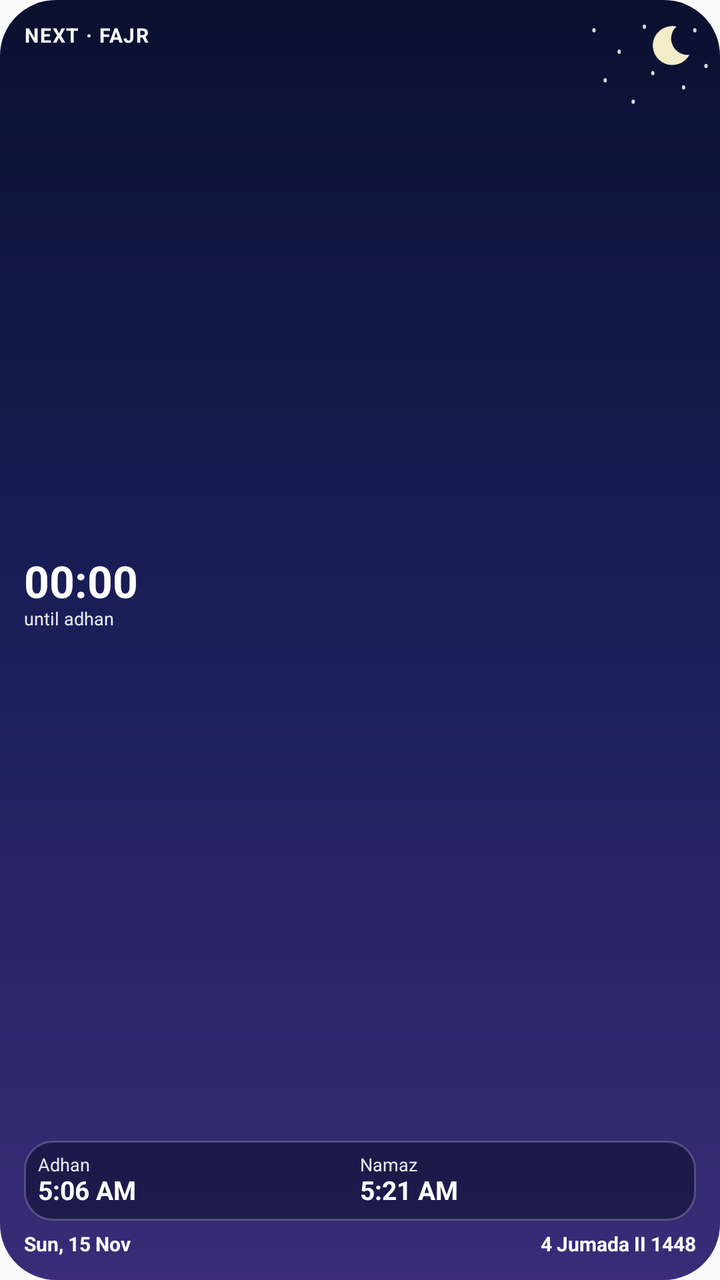
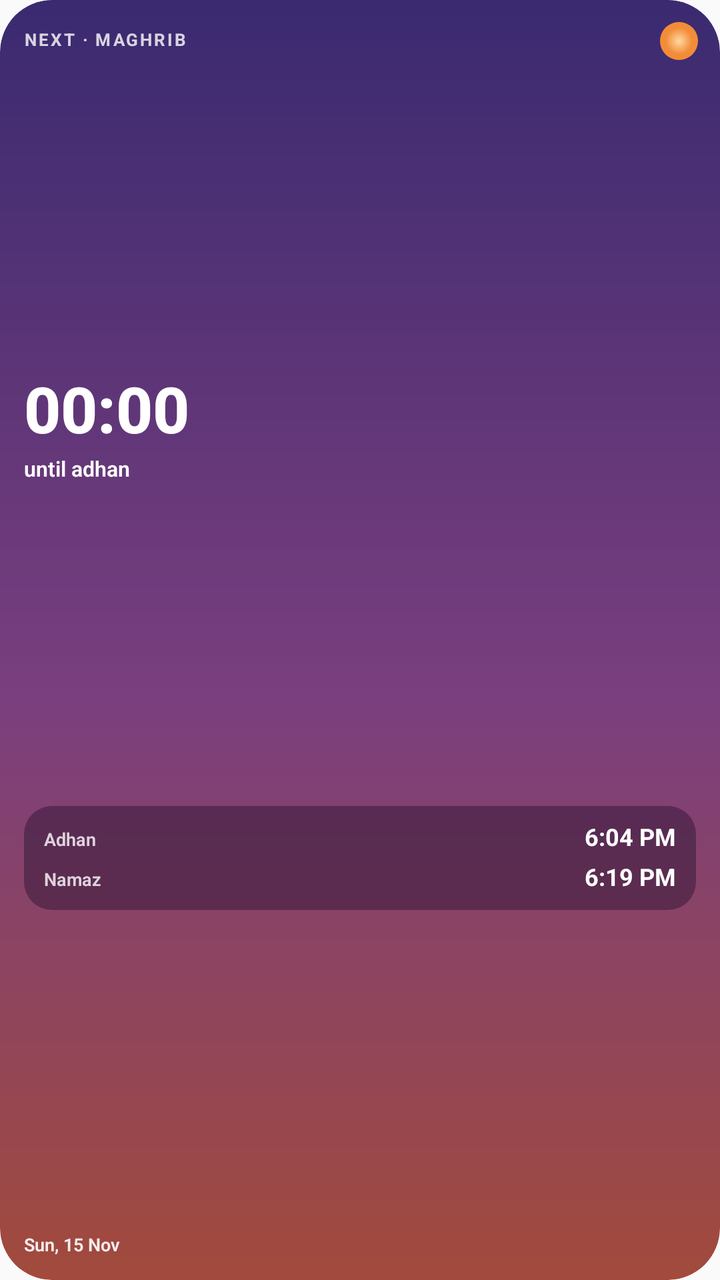

The first picture is an Android layout as it rendered before a commit; the second is the same layout after the commit. The layout source and the unified diff follow.
<!-- AndroidManifest.xml: application theme Theme.PrayerReminder -->
<!-- res/layout/widget_small.xml -->
<?xml version="1.0" encoding="utf-8"?>
<FrameLayout xmlns:android="http://schemas.android.com/apk/res/android" xmlns:tools="http://schemas.android.com/tools"
    android:id="@+id/root" android:layout_width="match_parent" android:layout_height="match_parent"
    tools:ignore="SpUsage,HardcodedText">
<ImageView android:id="@+id/sky_bg" android:layout_width="match_parent" android:layout_height="match_parent" android:scaleType="fitXY" android:src="@drawable/sky_night" android:importantForAccessibility="no" />
<ImageView android:id="@+id/sky_stars" android:layout_width="70dp" android:layout_height="50dp" android:layout_gravity="top|end" android:layout_marginTop="8dp" android:scaleType="fitXY" android:src="@drawable/ic_stars" android:importantForAccessibility="no" />
<ImageView android:id="@+id/sky_body" android:layout_width="26dp" android:layout_height="26dp" android:layout_gravity="top|end" android:layout_marginTop="10dp" android:layout_marginEnd="12dp" android:src="@drawable/ic_moon" android:importantForAccessibility="no" />
<LinearLayout android:layout_width="match_parent" android:layout_height="match_parent" android:orientation="vertical" android:padding="12dp" >
<TextView android:id="@+id/next_label" android:layout_width="match_parent" android:layout_height="wrap_content" android:text="NEXT · FAJR" android:textColor="#FFFFFF" android:textSize="10dp" android:includeFontPadding="false" android:maxLines="1" android:ellipsize="end" android:textStyle="bold" android:textAllCaps="true" android:letterSpacing="0.06" android:autoSizeTextType="uniform" android:autoSizeMinTextSize="8dp" android:autoSizeMaxTextSize="10dp" android:autoSizeStepGranularity="1dp" android:layout_marginEnd="34dp"/>
<FrameLayout android:layout_width="match_parent" android:layout_height="0dp" android:layout_weight="1" />
<Chronometer android:id="@+id/countdown" android:layout_width="match_parent" android:layout_height="wrap_content" android:text="2:14:05" android:textColor="#FFFFFF" android:textSize="22dp" android:includeFontPadding="false" android:maxLines="1" android:ellipsize="end" android:textStyle="bold" android:autoSizeTextType="uniform" android:autoSizeMinTextSize="13dp" android:autoSizeMaxTextSize="22dp" android:autoSizeStepGranularity="1dp" />
<TextView android:id="@+id/until_label" android:layout_width="match_parent" android:layout_height="wrap_content" android:text="until adhan" android:textColor="#E6FFFFFF" android:textSize="9dp" android:includeFontPadding="false" android:maxLines="1" android:ellipsize="end" />
<FrameLayout android:layout_width="match_parent" android:layout_height="0dp" android:layout_weight="1" />
<LinearLayout android:layout_width="match_parent" android:layout_height="wrap_content" android:orientation="horizontal" android:background="@drawable/bg_glass" android:padding="7dp" >
<LinearLayout android:layout_width="0dp" android:layout_height="wrap_content" android:orientation="vertical" android:layout_weight="1" >
<TextView android:id="@+id/adhan_label" android:layout_width="wrap_content" android:layout_height="wrap_content" android:text="Adhan" android:textColor="#E6FFFFFF" android:textSize="9dp" android:includeFontPadding="false" android:maxLines="1" android:ellipsize="end" />
<TextView android:id="@+id/adhan_time" android:layout_width="wrap_content" android:layout_height="wrap_content" android:text="5:06 AM" android:textColor="#FFFFFF" android:textSize="13dp" android:includeFontPadding="false" android:maxLines="1" android:ellipsize="end" android:textStyle="bold" android:autoSizeTextType="uniform" android:autoSizeMinTextSize="9dp" android:autoSizeMaxTextSize="13dp" android:autoSizeStepGranularity="1dp" />
</LinearLayout>
<LinearLayout android:layout_width="0dp" android:layout_height="wrap_content" android:orientation="vertical" android:layout_weight="1" >
<TextView android:id="@+id/namaz_label" android:layout_width="wrap_content" android:layout_height="wrap_content" android:text="Namaz" android:textColor="#E6FFFFFF" android:textSize="9dp" android:includeFontPadding="false" android:maxLines="1" android:ellipsize="end" />
<TextView android:id="@+id/namaz_time" android:layout_width="wrap_content" android:layout_height="wrap_content" android:text="5:21 AM" android:textColor="#FFFFFF" android:textSize="13dp" android:includeFontPadding="false" android:maxLines="1" android:ellipsize="end" android:textStyle="bold" android:autoSizeTextType="uniform" android:autoSizeMinTextSize="9dp" android:autoSizeMaxTextSize="13dp" android:autoSizeStepGranularity="1dp" />
</LinearLayout>
</LinearLayout>
<FrameLayout android:layout_width="match_parent" android:layout_height="6dp" />
<LinearLayout android:layout_width="match_parent" android:layout_height="wrap_content" android:orientation="horizontal" >
<TextView android:id="@+id/date_en" android:layout_width="0dp" android:layout_height="wrap_content" android:layout_weight="1" android:text="Sun, 15 Nov" android:textColor="#FFFFFF" android:textSize="10dp" android:includeFontPadding="false" android:maxLines="1" android:ellipsize="end" android:textStyle="bold" android:gravity="start" android:autoSizeTextType="uniform" android:autoSizeMinTextSize="8dp" android:autoSizeMaxTextSize="10dp" android:autoSizeStepGranularity="1dp" />
<TextView android:id="@+id/date_hijri" android:layout_width="0dp" android:layout_height="wrap_content" android:layout_weight="1" android:text="4 Jumada II 1448" android:textColor="#FFFFFF" android:textSize="10dp" android:includeFontPadding="false" android:maxLines="1" android:ellipsize="end" android:textStyle="bold" android:gravity="end" android:autoSizeTextType="uniform" android:autoSizeMinTextSize="8dp" android:autoSizeMaxTextSize="10dp" android:autoSizeStepGranularity="1dp" />
</LinearLayout>
</LinearLayout>
</FrameLayout>
<!-- resources referenced by this layout -->
<resources>
  <!-- drawable bg_glass (drawable) -->
  <?xml version="1.0" encoding="utf-8"?>
  <shape xmlns:android="http://schemas.android.com/apk/res/android" android:shape="rectangle">
      <solid android:color="#80060A22" />
      <stroke android:width="1dp" android:color="#33FFFFFF" />
      <corners android:radius="14dp" />
  </shape>
  <!-- drawable ic_moon (drawable) -->
  <?xml version="1.0" encoding="utf-8"?>
  <vector xmlns:android="http://schemas.android.com/apk/res/android"
      android:width="48dp" android:height="48dp" android:viewportWidth="48" android:viewportHeight="48">
      <path android:fillColor="#FFF3ECC8"
          android:pathData="M30,6 A18,18 0 1 0 42,32 A15,15 0 0 1 30,6 Z" />
  </vector>
  <!-- drawable ic_stars (drawable) -->
  <?xml version="1.0" encoding="utf-8"?>
  <vector xmlns:android="http://schemas.android.com/apk/res/android"
      android:width="100dp" android:height="56dp" android:viewportWidth="100" android:viewportHeight="56" android:alpha="0.85">
      <path android:fillColor="#FFFFFFFF" android:pathData="M10,8m-1.2,0a1.2,1.2 0 1,0 2.4,0a1.2,1.2 0 1,0 -2.4,0" />
      <path android:fillColor="#FFFFFFFF" android:pathData="M28,20m-1.2,0a1.2,1.2 0 1,0 2.4,0a1.2,1.2 0 1,0 -2.4,0" />
      <path android:fillColor="#FFFFFFFF" android:pathData="M46,6m-1.2,0a1.2,1.2 0 1,0 2.4,0a1.2,1.2 0 1,0 -2.4,0" />
      <path android:fillColor="#FFFFFFFF" android:pathData="M64,16m-1.2,0a1.2,1.2 0 1,0 2.4,0a1.2,1.2 0 1,0 -2.4,0" />
      <path android:fillColor="#FFFFFFFF" android:pathData="M82,8m-1.2,0a1.2,1.2 0 1,0 2.4,0a1.2,1.2 0 1,0 -2.4,0" />
      <path android:fillColor="#FFFFFFFF" android:pathData="M18,36m-1.2,0a1.2,1.2 0 1,0 2.4,0a1.2,1.2 0 1,0 -2.4,0" />
      <path android:fillColor="#FFFFFFFF" android:pathData="M52,32m-1.2,0a1.2,1.2 0 1,0 2.4,0a1.2,1.2 0 1,0 -2.4,0" />
      <path android:fillColor="#FFFFFFFF" android:pathData="M74,40m-1.2,0a1.2,1.2 0 1,0 2.4,0a1.2,1.2 0 1,0 -2.4,0" />
      <path android:fillColor="#FFFFFFFF" android:pathData="M90,28m-1.2,0a1.2,1.2 0 1,0 2.4,0a1.2,1.2 0 1,0 -2.4,0" />
      <path android:fillColor="#FFFFFFFF" android:pathData="M38,48m-1.2,0a1.2,1.2 0 1,0 2.4,0a1.2,1.2 0 1,0 -2.4,0" />
  </vector>
  <!-- drawable sky_night (drawable) -->
  <?xml version="1.0" encoding="utf-8"?>
  <shape xmlns:android="http://schemas.android.com/apk/res/android" android:shape="rectangle">
      <gradient android:angle="270" android:startColor="#0B1030" android:centerColor="#1B1F5A" android:endColor="#3A2C78" />
      <corners android:radius="28dp" />
  </shape>
  <style name="Theme.PrayerReminder" parent="Theme.AppCompat.DayNight.NoActionBar">
          <item name="android:statusBarColor">@color/brand_ground</item>
          <item name="android:navigationBarColor">@color/brand_ground</item>
      </style>
  <color name="brand_ground">#07131A</color>
</resources>

<!-- the commit's change to res/layout/widget_small.xml (unified diff, before → after) -->
@@ -1,30 +1,210 @@
 <?xml version="1.0" encoding="utf-8"?>
-<FrameLayout xmlns:android="http://schemas.android.com/apk/res/android" xmlns:tools="http://schemas.android.com/tools"
-    android:id="@+id/root" android:layout_width="match_parent" android:layout_height="match_parent"
-    tools:ignore="SpUsage,HardcodedText">
-<ImageView android:id="@+id/sky_bg" android:layout_width="match_parent" android:layout_height="match_parent" android:scaleType="fitXY" android:src="@drawable/sky_night" android:importantForAccessibility="no" />
-<ImageView android:id="@+id/sky_stars" android:layout_width="70dp" android:layout_height="50dp" android:layout_gravity="top|end" android:layout_marginTop="8dp" android:scaleType="fitXY" android:src="@drawable/ic_stars" android:importantForAccessibility="no" />
-<ImageView android:id="@+id/sky_body" android:layout_width="26dp" android:layout_height="26dp" android:layout_gravity="top|end" android:layout_marginTop="10dp" android:layout_marginEnd="12dp" android:src="@drawable/ic_moon" android:importantForAccessibility="no" />
-<LinearLayout android:layout_width="match_parent" android:layout_height="match_parent" android:orientation="vertical" android:padding="12dp" >
-<TextView android:id="@+id/next_label" android:layout_width="match_parent" android:layout_height="wrap_content" android:text="NEXT · FAJR" android:textColor="#FFFFFF" android:textSize="10dp" android:includeFontPadding="false" android:maxLines="1" android:ellipsize="end" android:textStyle="bold" android:textAllCaps="true" android:letterSpacing="0.06" android:autoSizeTextType="uniform" android:autoSizeMinTextSize="8dp" android:autoSizeMaxTextSize="10dp" android:autoSizeStepGranularity="1dp" android:layout_marginEnd="34dp"/>
-<FrameLayout android:layout_width="match_parent" android:layout_height="0dp" android:layout_weight="1" />
-<Chronometer android:id="@+id/countdown" android:layout_width="match_parent" android:layout_height="wrap_content" android:text="2:14:05" android:textColor="#FFFFFF" android:textSize="22dp" android:includeFontPadding="false" android:maxLines="1" android:ellipsize="end" android:textStyle="bold" android:autoSizeTextType="uniform" android:autoSizeMinTextSize="13dp" android:autoSizeMaxTextSize="22dp" android:autoSizeStepGranularity="1dp" />
-<TextView android:id="@+id/until_label" android:layout_width="match_parent" android:layout_height="wrap_content" android:text="until adhan" android:textColor="#E6FFFFFF" android:textSize="9dp" android:includeFontPadding="false" android:maxLines="1" android:ellipsize="end" />
-<FrameLayout android:layout_width="match_parent" android:layout_height="0dp" android:layout_weight="1" />
-<LinearLayout android:layout_width="match_parent" android:layout_height="wrap_content" android:orientation="horizontal" android:background="@drawable/bg_glass" android:padding="7dp" >
-<LinearLayout android:layout_width="0dp" android:layout_height="wrap_content" android:orientation="vertical" android:layout_weight="1" >
-<TextView android:id="@+id/adhan_label" android:layout_width="wrap_content" android:layout_height="wrap_content" android:text="Adhan" android:textColor="#E6FFFFFF" android:textSize="9dp" android:includeFontPadding="false" android:maxLines="1" android:ellipsize="end" />
-<TextView android:id="@+id/adhan_time" android:layout_width="wrap_content" android:layout_height="wrap_content" android:text="5:06 AM" android:textColor="#FFFFFF" android:textSize="13dp" android:includeFontPadding="false" android:maxLines="1" android:ellipsize="end" android:textStyle="bold" android:autoSizeTextType="uniform" android:autoSizeMinTextSize="9dp" android:autoSizeMaxTextSize="13dp" android:autoSizeStepGranularity="1dp" />
-</LinearLayout>
-<LinearLayout android:layout_width="0dp" android:layout_height="wrap_content" android:orientation="vertical" android:layout_weight="1" >
-<TextView android:id="@+id/namaz_label" android:layout_width="wrap_content" android:layout_height="wrap_content" android:text="Namaz" android:textColor="#E6FFFFFF" android:textSize="9dp" android:includeFontPadding="false" android:maxLines="1" android:ellipsize="end" />
-<TextView android:id="@+id/namaz_time" android:layout_width="wrap_content" android:layout_height="wrap_content" android:text="5:21 AM" android:textColor="#FFFFFF" android:textSize="13dp" android:includeFontPadding="false" android:maxLines="1" android:ellipsize="end" android:textStyle="bold" android:autoSizeTextType="uniform" android:autoSizeMinTextSize="9dp" android:autoSizeMaxTextSize="13dp" android:autoSizeStepGranularity="1dp" />
-</LinearLayout>
-</LinearLayout>
-<FrameLayout android:layout_width="match_parent" android:layout_height="6dp" />
-<LinearLayout android:layout_width="match_parent" android:layout_height="wrap_content" android:orientation="horizontal" >
-<TextView android:id="@+id/date_en" android:layout_width="0dp" android:layout_height="wrap_content" android:layout_weight="1" android:text="Sun, 15 Nov" android:textColor="#FFFFFF" android:textSize="10dp" android:includeFontPadding="false" android:maxLines="1" android:ellipsize="end" android:textStyle="bold" android:gravity="start" android:autoSizeTextType="uniform" android:autoSizeMinTextSize="8dp" android:autoSizeMaxTextSize="10dp" android:autoSizeStepGranularity="1dp" />
-<TextView android:id="@+id/date_hijri" android:layout_width="0dp" android:layout_height="wrap_content" android:layout_weight="1" android:text="4 Jumada II 1448" android:textColor="#FFFFFF" android:textSize="10dp" android:includeFontPadding="false" android:maxLines="1" android:ellipsize="end" android:textStyle="bold" android:gravity="end" android:autoSizeTextType="uniform" android:autoSizeMinTextSize="8dp" android:autoSizeMaxTextSize="10dp" android:autoSizeStepGranularity="1dp" />
-</LinearLayout>
-</LinearLayout>
+<FrameLayout xmlns:android="http://schemas.android.com/apk/res/android"
+    xmlns:tools="http://schemas.android.com/tools"
+    android:id="@+id/root"
+    android:layout_width="match_parent"
+    android:layout_height="match_parent"
+    android:background="@drawable/sky_dusk"
+    android:clipToOutline="true"
+    tools:ignore="HardcodedText,UnusedAttribute">
+
+    <ImageView
+        android:id="@+id/sky_bg"
+        android:layout_width="match_parent"
+        android:layout_height="match_parent"
+        android:visibility="gone"
+        android:importantForAccessibility="no" />
+
+    <ImageView
+        android:id="@+id/sky_stars"
+        android:layout_width="70dp"
+        android:layout_height="50dp"
+        android:layout_gravity="top|end"
+        android:visibility="gone"
+        android:importantForAccessibility="no" />
+
+    <ImageView
+        android:id="@+id/sky_body"
+        android:layout_width="19dp"
+        android:layout_height="19dp"
+        android:layout_gravity="top|end"
+        android:layout_marginTop="11dp"
+        android:layout_marginEnd="11dp"
+        android:src="@drawable/ic_sun_warm"
+        android:importantForAccessibility="no" />
+
+    <LinearLayout
+        android:id="@+id/content_box"
+        android:layout_width="match_parent"
+        android:layout_height="match_parent"
+        android:orientation="vertical"
+        android:paddingTop="15dp"
+        android:paddingStart="12dp"
+        android:paddingEnd="12dp"
+        android:paddingBottom="12dp">
+
+        <TextView
+            android:id="@+id/next_label"
+            android:layout_width="match_parent"
+            android:layout_height="wrap_content"
+            android:layout_marginEnd="22dp"
+            android:text="NEXT · MAGHRIB"
+            android:textColor="#CCFFFFFF"
+            android:textSize="8.5sp"
+            android:fontFamily="sans-serif"
+            android:textStyle="bold"
+            android:textFontWeight="700"
+            android:letterSpacing="0.11"
+            android:includeFontPadding="false"
+            android:maxLines="1"
+            android:ellipsize="none" />
+
+        <FrameLayout
+            android:layout_width="match_parent"
+            android:layout_height="0dp"
+            android:layout_weight="1" />
+
+        <LinearLayout
+            android:layout_width="match_parent"
+            android:layout_height="wrap_content"
+            android:orientation="vertical">
+
+            <Chronometer
+                android:id="@+id/countdown"
+                android:layout_width="match_parent"
+                android:layout_height="wrap_content"
+                android:text="00:11"
+                android:textColor="#FFFFFF"
+                android:textSize="32sp"
+                android:fontFamily="sans-serif"
+                android:textStyle="bold"
+                android:textFontWeight="800"
+                android:includeFontPadding="false"
+                android:maxLines="1"
+                android:ellipsize="none" />
+
+            <TextView
+                android:id="@+id/until_label"
+                android:layout_width="match_parent"
+                android:layout_height="wrap_content"
+                android:layout_marginTop="4dp"
+                android:text="until adhan"
+                android:textColor="#FFFFFF"
+                android:textSize="10.5sp"
+                android:fontFamily="sans-serif-medium"
+                android:textFontWeight="600"
+                android:includeFontPadding="false"
+                android:maxLines="1"
+                android:ellipsize="none" />
+        </LinearLayout>
+
+        <FrameLayout
+            android:layout_width="match_parent"
+            android:layout_height="0dp"
+            android:layout_weight="1" />
+
+        <LinearLayout
+            android:id="@+id/small_panel"
+            android:layout_width="match_parent"
+            android:layout_height="wrap_content"
+            android:orientation="vertical"
+            android:background="@drawable/bg_glass_cell"
+            android:paddingTop="9dp"
+            android:paddingBottom="9dp"
+            android:paddingStart="10dp"
+            android:paddingEnd="10dp">
+
+            <LinearLayout
+                android:layout_width="match_parent"
+                android:layout_height="wrap_content"
+                android:orientation="horizontal"
+                android:baselineAligned="true">
+
+                <TextView
+                    android:id="@+id/adhan_label"
+                    android:layout_width="wrap_content"
+                    android:layout_height="wrap_content"
+                    android:text="Adhan"
+                    android:textColor="#CCFFFFFF"
+                    android:textSize="9sp"
+                    android:fontFamily="sans-serif-medium"
+                    android:textFontWeight="600"
+                    android:includeFontPadding="false"
+                    android:maxLines="1"
+                    android:ellipsize="none" />
+
+                <TextView
+                    android:id="@+id/adhan_time"
+                    android:layout_width="0dp"
+                    android:layout_height="wrap_content"
+                    android:layout_weight="1"
+                    android:gravity="end"
+                    android:text="6:04 PM"
+                    android:textColor="#FFFFFF"
+                    android:textSize="12sp"
+                    android:fontFamily="sans-serif"
+                    android:textStyle="bold"
+                    android:textFontWeight="700"
+                    android:includeFontPadding="false"
+                    android:maxLines="1"
+                    android:ellipsize="none" />
+            </LinearLayout>
+
+            <LinearLayout
+                android:id="@+id/small_namaz_row"
+                android:layout_width="match_parent"
+                android:layout_height="wrap_content"
+                android:layout_marginTop="6dp"
+                android:orientation="horizontal"
+                android:baselineAligned="true">
+
+                <TextView
+                    android:id="@+id/namaz_label"
+                    android:layout_width="wrap_content"
+                    android:layout_height="wrap_content"
+                    android:text="Namaz"
+                    android:textColor="#CCFFFFFF"
+                    android:textSize="9sp"
+                    android:fontFamily="sans-serif-medium"
+                    android:textFontWeight="600"
+                    android:includeFontPadding="false"
+                    android:maxLines="1"
+                    android:ellipsize="none" />
+
+                <TextView
+                    android:id="@+id/namaz_time"
+                    android:layout_width="0dp"
+                    android:layout_height="wrap_content"
+                    android:layout_weight="1"
+                    android:gravity="end"
+                    android:text="6:19 PM"
+                    android:textColor="#FFFFFF"
+                    android:textSize="12sp"
+                    android:fontFamily="sans-serif"
+                    android:textStyle="bold"
+                    android:textFontWeight="700"
+                    android:includeFontPadding="false"
+                    android:maxLines="1"
+                    android:ellipsize="none" />
+            </LinearLayout>
+        </LinearLayout>
+
+        <FrameLayout
+            android:layout_width="match_parent"
+            android:layout_height="0dp"
+            android:layout_weight="1" />
+
+        <TextView
+            android:id="@+id/date_en"
+            android:layout_width="match_parent"
+            android:layout_height="wrap_content"
+            android:text="Sun, 15 Nov"
+            android:textColor="#E6FFFFFF"
+            android:textSize="9sp"
+            android:fontFamily="sans-serif-medium"
+            android:textFontWeight="600"
+            android:includeFontPadding="false"
+            android:maxLines="1"
+            android:ellipsize="none" />
+    </LinearLayout>
 </FrameLayout>
<!-- resource entries referenced after the edit -->
@@ -1,39 +1,44 @@
 <!-- resources referenced by this layout -->
 <resources>
-  <!-- drawable bg_glass (drawable) -->
+  <!-- drawable bg_glass_cell (drawable) -->
   <?xml version="1.0" encoding="utf-8"?>
   <shape xmlns:android="http://schemas.android.com/apk/res/android" android:shape="rectangle">
-      <solid android:color="#80060A22" />
-      <stroke android:width="1dp" android:color="#33FFFFFF" />
+      <solid android:color="#66190A28" />
       <corners android:radius="14dp" />
   </shape>
-  <!-- drawable ic_moon (drawable) -->
+  <!-- drawable ic_sun_warm (drawable) -->
   <?xml version="1.0" encoding="utf-8"?>
   <vector xmlns:android="http://schemas.android.com/apk/res/android"
-      android:width="48dp" android:height="48dp" android:viewportWidth="48" android:viewportHeight="48">
-      <path android:fillColor="#FFF3ECC8"
-          android:pathData="M30,6 A18,18 0 1 0 42,32 A15,15 0 0 1 30,6 Z" />
+      xmlns:aapt="http://schemas.android.com/aapt"
+      android:width="40dp"
+      android:height="40dp"
+      android:viewportWidth="40"
+      android:viewportHeight="40">
+      <path android:pathData="M20,20m-20,0a20,20 0,1 1,40 0a20,20 0,1 1,-40 0">
+          <aapt:attr name="android:fillColor">
+              <gradient
+                  android:type="radial"
+                  android:centerX="20"
+                  android:centerY="20"
+                  android:gradientRadius="20">
+                  <item android:offset="0.0" android:color="#FFFFD9A0" />
+                  <item android:offset="0.7" android:color="#FFF28C38" />
+                  <item android:offset="1.0" android:color="#FFF28C38" />
+              </gradient>
+          </aapt:attr>
+      </path>
   </vector>
-  <!-- drawable ic_stars (drawable) -->
-  <?xml version="1.0" encoding="utf-8"?>
-  <vector xmlns:android="http://schemas.android.com/apk/res/android"
-      android:width="100dp" android:height="56dp" android:viewportWidth="100" android:viewportHeight="56" android:alpha="0.85">
-      <path android:fillColor="#FFFFFFFF" android:pathData="M10,8m-1.2,0a1.2,1.2 0 1,0 2.4,0a1.2,1.2 0 1,0 -2.4,0" />
-      <path android:fillColor="#FFFFFFFF" android:pathData="M28,20m-1.2,0a1.2,1.2 0 1,0 2.4,0a1.2,1.2 0 1,0 -2.4,0" />
-      <path android:fillColor="#FFFFFFFF" android:pathData="M46,6m-1.2,0a1.2,1.2 0 1,0 2.4,0a1.2,1.2 0 1,0 -2.4,0" />
-      <path android:fillColor="#FFFFFFFF" android:pathData="M64,16m-1.2,0a1.2,1.2 0 1,0 2.4,0a1.2,1.2 0 1,0 -2.4,0" />
-      <path android:fillColor="#FFFFFFFF" android:pathData="M82,8m-1.2,0a1.2,1.2 0 1,0 2.4,0a1.2,1.2 0 1,0 -2.4,0" />
-      <path android:fillColor="#FFFFFFFF" android:pathData="M18,36m-1.2,0a1.2,1.2 0 1,0 2.4,0a1.2,1.2 0 1,0 -2.4,0" />
-      <path android:fillColor="#FFFFFFFF" android:pathData="M52,32m-1.2,0a1.2,1.2 0 1,0 2.4,0a1.2,1.2 0 1,0 -2.4,0" />
-      <path android:fillColor="#FFFFFFFF" android:pathData="M74,40m-1.2,0a1.2,1.2 0 1,0 2.4,0a1.2,1.2 0 1,0 -2.4,0" />
-      <path android:fillColor="#FFFFFFFF" android:pathData="M90,28m-1.2,0a1.2,1.2 0 1,0 2.4,0a1.2,1.2 0 1,0 -2.4,0" />
-      <path android:fillColor="#FFFFFFFF" android:pathData="M38,48m-1.2,0a1.2,1.2 0 1,0 2.4,0a1.2,1.2 0 1,0 -2.4,0" />
-  </vector>
-  <!-- drawable sky_night (drawable) -->
+  <!-- drawable sky_dusk (drawable) -->
   <?xml version="1.0" encoding="utf-8"?>
   <shape xmlns:android="http://schemas.android.com/apk/res/android" android:shape="rectangle">
-      <gradient android:angle="270" android:startColor="#0B1030" android:centerColor="#1B1F5A" android:endColor="#3A2C78" />
-      <corners android:radius="28dp" />
+      <gradient
+          android:type="linear"
+          android:angle="270"
+          android:startColor="#3A2A70"
+          android:centerColor="#7B3F7E"
+          android:centerY="0.55"
+          android:endColor="#A24A3C" />
+      <corners android:radius="26dp" />
   </shape>
   <style name="Theme.PrayerReminder" parent="Theme.AppCompat.DayNight.NoActionBar">
           <item name="android:statusBarColor">@color/brand_ground</item>
